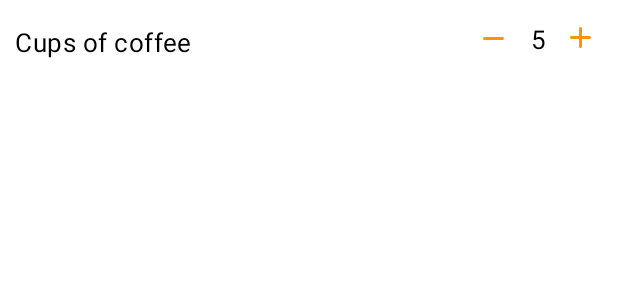
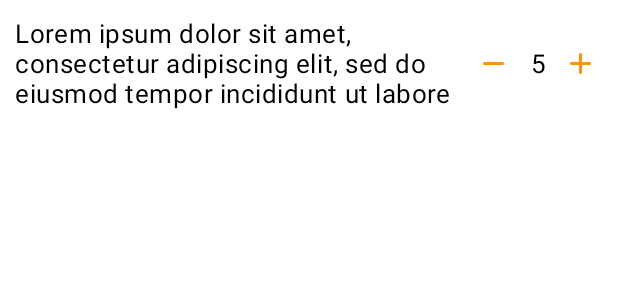
Before and after one commit to alejandrolagosr/counters-android, an Android app: the layout item_counter.xml on its own in the app's theme, with its tools: preview values and no code run, on a phone screen of 412 x 824 dp. Shown: the top 300 px of the screen. Run offline under Robolectric (Android 15) with nearby library versions, the phone set to English and light mode, and no system bars.

Commit message:
Fixed item_counter.xml constraints

```diff
--- a/app/src/main/res/layout/item_counter.xml
+++ b/app/src/main/res/layout/item_counter.xml
@@ -16,7 +16,7 @@
         app:layout_constraintEnd_toStartOf="@+id/image_counter_less"
         app:layout_constraintStart_toStartOf="parent"
         app:layout_constraintTop_toTopOf="parent"
-        tools:text="Cups of coffee" />
+        tools:text="Lorem ipsum dolor sit amet, consectetur adipiscing elit, sed do eiusmod tempor incididunt ut labore et dolore magna " />
 
     <ImageView
         android:id="@+id/image_counter_less"
@@ -36,7 +36,7 @@
         style="@style/TextAppearance.Common"
         android:layout_width="wrap_content"
         android:layout_height="wrap_content"
-        android:padding="8dp"
+        android:padding="@dimen/padding_8"
         app:layout_constraintBottom_toBottomOf="@+id/image_counter_more"
         app:layout_constraintEnd_toStartOf="@+id/image_counter_more"
         app:layout_constraintHorizontal_bias="0.5"
@@ -49,8 +49,9 @@
         android:layout_width="wrap_content"
         android:layout_height="wrap_content"
         android:contentDescription="@null"
-        android:padding="8dp"
+        android:padding="@dimen/padding_8"
         android:src="@drawable/ic_more"
+        app:layout_constraintBottom_toBottomOf="parent"
         app:layout_constraintEnd_toEndOf="parent"
         app:layout_constraintHorizontal_bias="0.5"
         app:layout_constraintStart_toEndOf="@+id/text_counter"
--- a/app/src/main/res/values/dimens.xml
+++ b/app/src/main/res/values/dimens.xml
@@ -23,6 +23,7 @@
 
     <!-- Padding -->
     <dimen name="padding_5">5dp</dimen>
+    <dimen name="padding_8">8dp</dimen>
     <dimen name="padding_10">10dp</dimen>
     <dimen name="padding_20">20dp</dimen>
 
```
